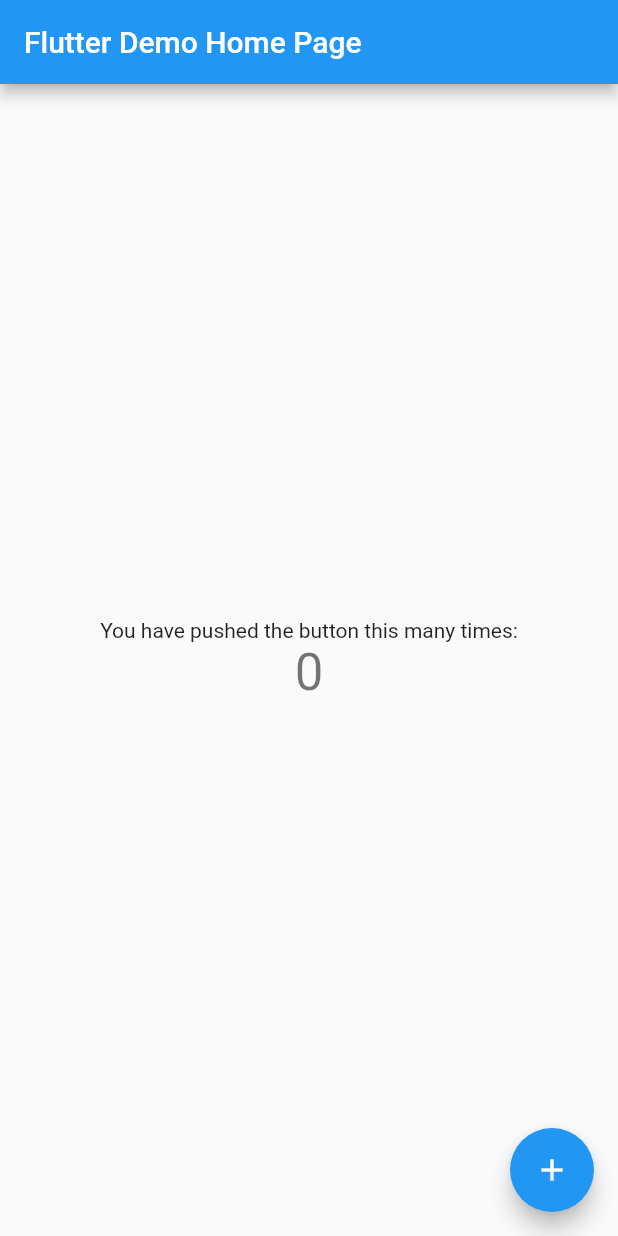
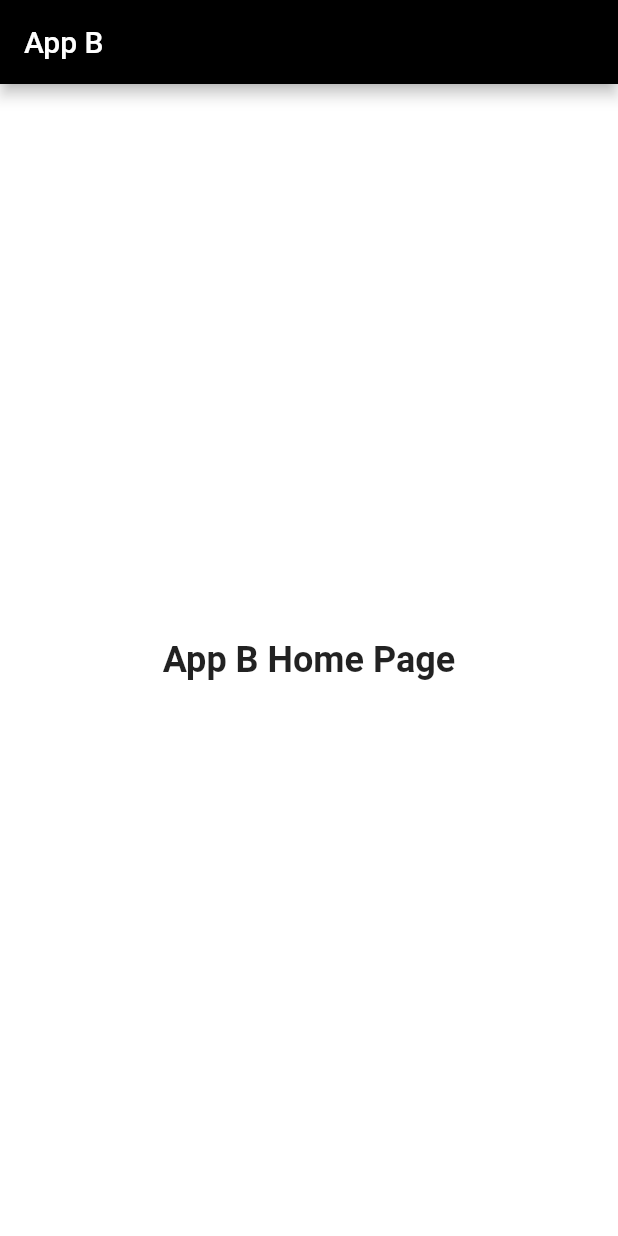
Before and after one commit to Limvunhoy/app_b, a Flutter app: the screen it shows after launch, on a phone screen of 412 x 824 dp. Run offline on Flutter 3.47's test engine with Material 2 defaults, Android fonts, the phone set to English and light mode, and no system bars.

Commit message:
feat: design home page

```diff
--- /dev/null
+++ b/lib/feature/view/home_page.dart
@@ -0,0 +1,26 @@
+import 'package:flutter/material.dart';
+
+class HomePage extends StatelessWidget {
+  const HomePage({Key? key}) : super(key: key);
+
+  @override
+  Widget build(BuildContext context) {
+    return Scaffold(
+      appBar: AppBar(
+          title: const Text("App B"),
+          backgroundColor: Colors.black,
+          foregroundColor: Colors.white),
+      body: Container(
+        color: Colors.white,
+        alignment: Alignment.center,
+        child: const Text(
+          "App B Home Page",
+          style: TextStyle(
+            fontSize: 24.0,
+            fontWeight: FontWeight.w700,
+          ),
+        ),
+      ),
+    );
+  }
+}
--- a/lib/main.dart
+++ b/lib/main.dart
@@ -1,3 +1,4 @@
+import 'package:app_b/feature/view/home_page.dart';
 import 'package:flutter/material.dart';
 
 void main() {
@@ -13,103 +14,9 @@ class MyApp extends StatelessWidget {
     return MaterialApp(
       title: 'Flutter Demo',
       theme: ThemeData(
-        // This is the theme of your application.
-        //
-        // Try running your application with "flutter run". You'll see the
-        // application has a blue toolbar. Then, without quitting the app, try
-        // changing the primarySwatch below to Colors.green and then invoke
-        // "hot reload" (press "r" in the console where you ran "flutter run",
-        // or simply save your changes to "hot reload" in a Flutter IDE).
-        // Notice that the counter didn't reset back to zero; the application
-        // is not restarted.
         primarySwatch: Colors.blue,
       ),
-      home: const MyHomePage(title: 'Flutter Demo Home Page'),
+      home: const HomePage(),
     );
   }
 }
-
-class MyHomePage extends StatefulWidget {
-  const MyHomePage({Key? key, required this.title}) : super(key: key);
-
-  // This widget is the home page of your application. It is stateful, meaning
-  // that it has a State object (defined below) that contains fields that affect
-  // how it looks.
-
-  // This class is the configuration for the state. It holds the values (in this
-  // case the title) provided by the parent (in this case the App widget) and
-  // used by the build method of the State. Fields in a Widget subclass are
-  // always marked "final".
-
-  final String title;
-
-  @override
-  State<MyHomePage> createState() => _MyHomePageState();
-}
-
-class _MyHomePageState extends State<MyHomePage> {
-  int _counter = 0;
-
-  void _incrementCounter() {
-    setState(() {
-      // This call to setState tells the Flutter framework that something has
-      // changed in this State, which causes it to rerun the build method below
-      // so that the display can reflect the updated values. If we changed
-      // _counter without calling setState(), then the build method would not be
-      // called again, and so nothing would appear to happen.
-      _counter++;
-    });
-  }
-
-  @override
-  Widget build(BuildContext context) {
-    // This method is rerun every time setState is called, for instance as done
-    // by the _incrementCounter method above.
-    //
-    // The Flutter framework has been optimized to make rerunning build methods
-    // fast, so that you can just rebuild anything that needs updating rather
-    // than having to individually change instances of widgets.
-    return Scaffold(
-      appBar: AppBar(
-        // Here we take the value from the MyHomePage object that was created by
-        // the App.build method, and use it to set our appbar title.
-        title: Text(widget.title),
-      ),
-      body: Center(
-        // Center is a layout widget. It takes a single child and positions it
-        // in the middle of the parent.
-        child: Column(
-          // Column is also a layout widget. It takes a list of children and
-          // arranges them vertically. By default, it sizes itself to fit its
-          // children horizontally, and tries to be as tall as its parent.
-          //
-          // Invoke "debug painting" (press "p" in the console, choose the
-          // "Toggle Debug Paint" action from the Flutter Inspector in Android
-          // Studio, or the "Toggle Debug Paint" command in Visual Studio Code)
-          // to see the wireframe for each widget.
-          //
-          // Column has various properties to control how it sizes itself and
-          // how it positions its children. Here we use mainAxisAlignment to
-          // center the children vertically; the main axis here is the vertical
-          // axis because Columns are vertical (the cross axis would be
-          // horizontal).
-          mainAxisAlignment: MainAxisAlignment.center,
-          children: <Widget>[
-            const Text(
-              'You have pushed the button this many times:',
-            ),
-            Text(
-              '$_counter',
-              style: Theme.of(context).textTheme.headline4,
-            ),
-          ],
-        ),
-      ),
-      floatingActionButton: FloatingActionButton(
-        onPressed: _incrementCounter,
-        tooltip: 'Increment',
-        child: const Icon(Icons.add),
-      ), // This trailing comma makes auto-formatting nicer for build methods.
-    );
-  }
-}
```
